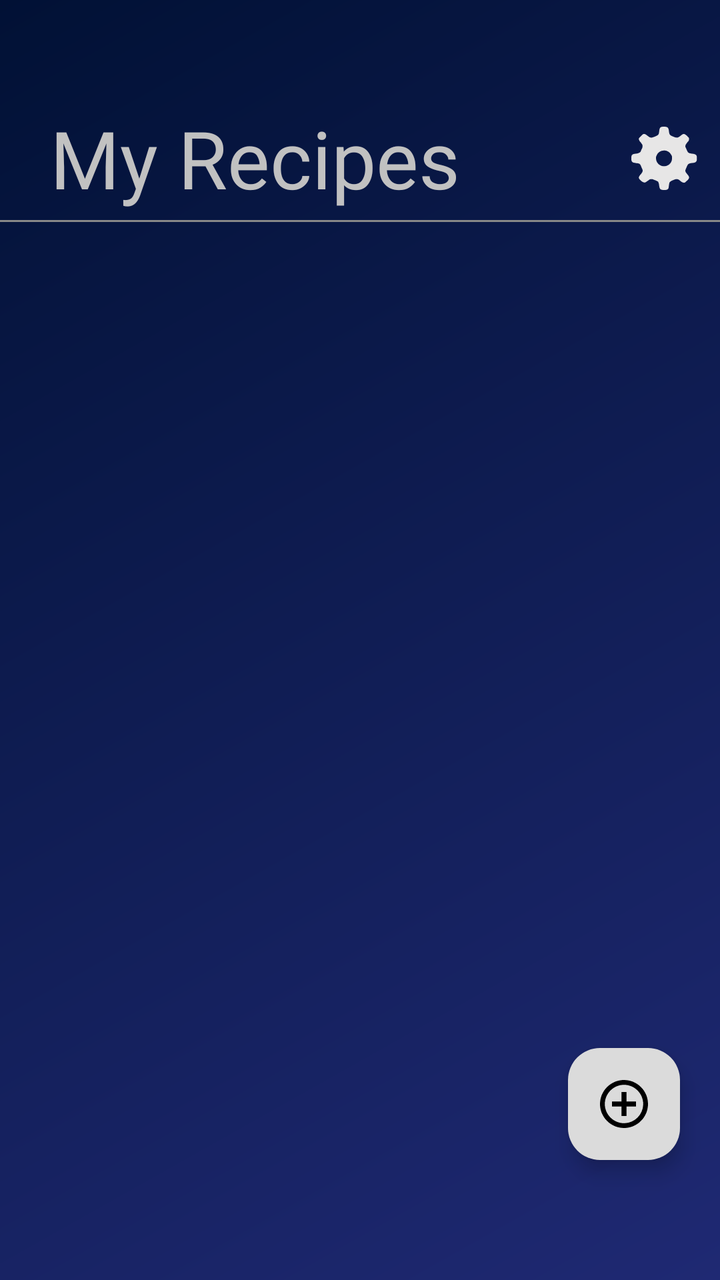
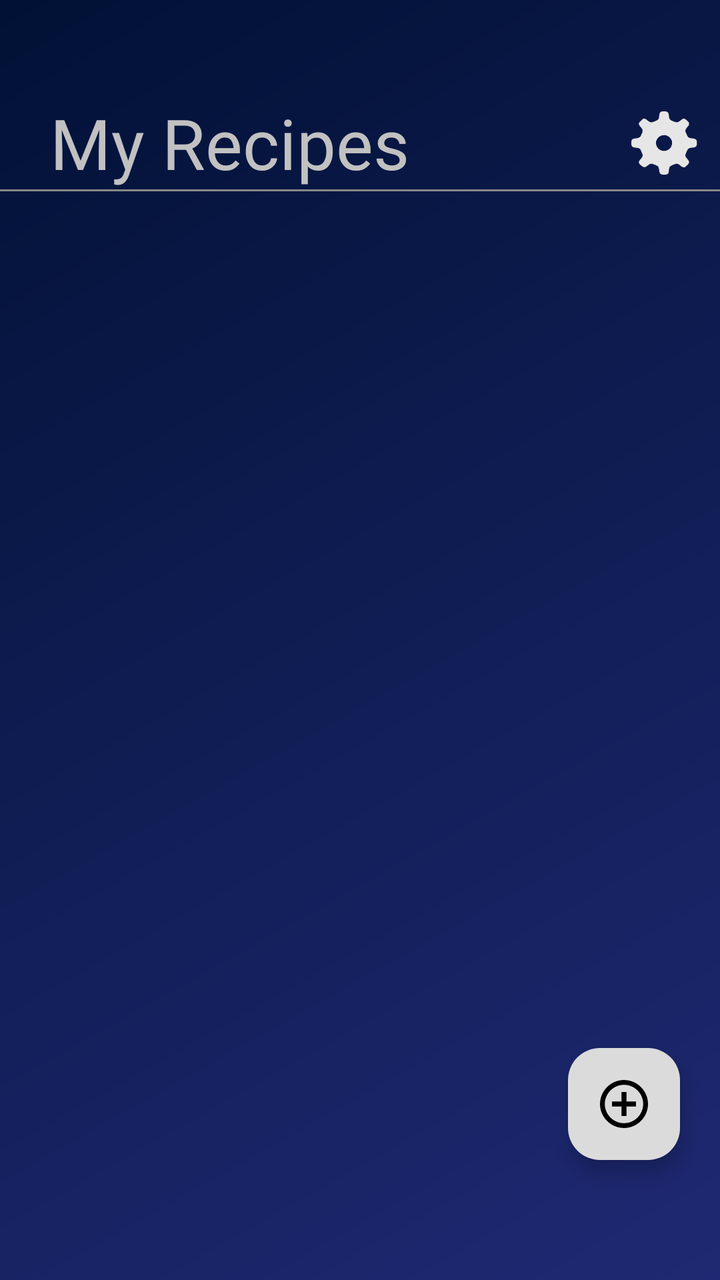

Compare the two renders of this Android layout. The source of the first and the diff that turns it into the second are given below.
<!-- AndroidManifest.xml: application theme Theme.Recipe -->
<!-- res/layout/activity_main.xml -->
<?xml version="1.0" encoding="utf-8"?>
<androidx.constraintlayout.widget.ConstraintLayout xmlns:android="http://schemas.android.com/apk/res/android"
    xmlns:app="http://schemas.android.com/apk/res-auto"
    xmlns:tools="http://schemas.android.com/tools"
    android:id="@+id/main"
    android:layout_width="match_parent"
    android:layout_height="match_parent"
    android:adjustViewBounds="true"
    android:background="@drawable/my_background"
    android:scaleType="centerCrop"
    tools:context=".activities.MainActivity">


    

    <TextView
        android:id="@+id/main_RecipeTextView"
        android:layout_width="0dp"
        android:layout_height="62dp"
        android:layout_marginTop="48dp"
        android:layout_marginStart="25dp"
        android:layout_marginEnd="8dp"
        android:fontFamily="@font/open_sans_bold"
        android:gravity="start|center_vertical"
        android:text="@string/text_my_recipes"
        android:textColor="@color/my_text_view_back"
        android:textSize="40sp"
        app:layout_constraintStart_toStartOf="parent"
        app:layout_constraintTop_toTopOf="parent"
        app:layout_constraintEnd_toStartOf="@+id/SettingButton" />

    <ImageView
        android:id="@+id/SettingButton"
        android:layout_width="40dp"
        android:layout_height="35dp"
        android:scaleType="fitXY"
        android:src="@drawable/setting"
        android:layout_marginEnd="8dp"
        app:layout_constraintEnd_toEndOf="parent"
        app:layout_constraintTop_toTopOf="@+id/main_RecipeTextView"
        app:layout_constraintBottom_toBottomOf="@+id/main_RecipeTextView" />

    <View
        android:id="@+id/lineUnderText"
        android:layout_width="match_parent"
        android:layout_height="1dp"
        android:background="#888888"
        app:layout_constraintTop_toBottomOf="@id/main_RecipeTextView"
        app:layout_constraintStart_toStartOf="parent"
        app:layout_constraintEnd_toEndOf="parent"/>


    
    <androidx.recyclerview.widget.RecyclerView
        android:id="@+id/RecyclerViewRecipes"
        android:layout_width="match_parent"
        android:layout_height="0dp"
        android:layout_marginBottom="30dp"
        app:layoutManager="androidx.recyclerview.widget.LinearLayoutManager"
        app:layout_constraintBottom_toBottomOf="parent"
        app:layout_constraintEnd_toEndOf="parent"
        app:layout_constraintStart_toStartOf="parent"
        app:layout_constraintTop_toBottomOf="@id/lineUnderText"
        tools:listitem="@layout/recipes_item" />

    
    <com.google.android.material.floatingactionbutton.FloatingActionButton
        android:id="@+id/floatingActionButton"
        android:layout_width="wrap_content"
        android:layout_height="wrap_content"
        android:layout_marginEnd="20dp"
        android:layout_marginBottom="60dp"
        android:clickable="true"
        android:contentDescription="@string/app_name"
        app:layout_constraintBottom_toBottomOf="parent"
        app:layout_constraintEnd_toEndOf="parent"
        app:backgroundTint="@color/background_floatingButton"
        app:srcCompat="@drawable/ic_add_recipe"
        app:tint="@color/black" />

</androidx.constraintlayout.widget.ConstraintLayout>
<!-- res/layout/recipes_item.xml (included above) -->
<?xml version="1.0" encoding="utf-8"?>
<androidx.constraintlayout.widget.ConstraintLayout xmlns:android="http://schemas.android.com/apk/res/android"
    xmlns:app="http://schemas.android.com/apk/res-auto"
    android:layout_width="match_parent"
    android:layout_height="wrap_content"
    android:layout_marginTop="20dp">

    
    <androidx.cardview.widget.CardView
        android:id="@+id/CardViewRecipe"
        android:layout_width="wrap_content"
        android:layout_height="wrap_content"
        app:cardBackgroundColor="@android:color/transparent"
        app:cardElevation="3dp"
        app:cardCornerRadius="12dp"
        app:cardUseCompatPadding="true"
        app:layout_constraintTop_toTopOf="parent"
        app:layout_constraintBottom_toBottomOf="parent"
        app:layout_constraintStart_toStartOf="parent"
        app:layout_constraintEnd_toEndOf="parent">

        
        <androidx.constraintlayout.widget.ConstraintLayout
            android:id="@+id/recipeCard"
            android:layout_width="360dp"
            android:layout_height="110dp"
            android:background="@drawable/textview_border"
            android:padding="8dp">

            
            <com.google.android.material.imageview.ShapeableImageView
                android:id="@+id/RecipeImageView"
                android:layout_width="120dp"
                android:layout_height="95dp"
                android:layout_marginStart="3dp"
                android:scaleType="centerCrop"
                android:src="@drawable/steak"
                android:padding="@dimen/padding_small"
                app:shapeAppearanceOverlay="@style/RoundedImageStyle"
                app:layout_constraintStart_toStartOf="parent"
                app:layout_constraintTop_toTopOf="parent"
                app:layout_constraintBottom_toBottomOf="parent"/>

            
            <LinearLayout
                android:id="@+id/contentLayout"
                android:layout_width="0dp"
                android:layout_height="wrap_content"
                android:orientation="vertical"
                android:minWidth="100dp"
                android:minHeight="80dp"
                android:layout_marginEnd="20dp"
                android:layout_marginStart="8dp"
                app:layout_constraintStart_toEndOf="@id/RecipeImageView"
                app:layout_constraintTop_toTopOf="parent"
                app:layout_constraintBottom_toBottomOf="parent"
                app:layout_constraintEnd_toEndOf="parent">

                <TextView
                    android:id="@+id/recipeTitle"
                    android:layout_width="match_parent"
                    android:layout_height="wrap_content"
                    android:layout_marginStart="10dp"
                    android:ellipsize="end"
                    android:gravity="start"
                    android:paddingTop="4dp"
                    android:paddingBottom="2dp"
                    android:scrollHorizontally="false"
                    android:singleLine="true"
                    android:text="Meat patties"
                    android:textColor="@android:color/white"
                    android:textSize="18sp"
                    android:textStyle="bold" />

                
                <LinearLayout
                    android:layout_width="wrap_content"
                    android:layout_height="wrap_content"
                    android:orientation="horizontal"
                    android:gravity="center_horizontal">

                    <TextView
                        android:id="@+id/ingredientsLabel"
                        android:layout_width="wrap_content"
                        android:layout_height="wrap_content"
                        android:gravity="left"
                        android:layout_marginStart="10dp"
                        android:text="Ingredients:"
                        android:textColor="@android:color/white"
                        android:textSize="12sp"
                        android:paddingEnd="4dp"/>

                    <TextView
                        android:id="@+id/ingredientsCount"
                        android:layout_width="wrap_content"
                        android:layout_height="wrap_content"
                        android:text="0"
                        android:textColor="@color/my_count_ingredients"
                        android:textSize="12sp"
                        android:fontFamily="sans-serif-medium"/>
                </LinearLayout>
            </LinearLayout>
        </androidx.constraintlayout.widget.ConstraintLayout>
    </androidx.cardview.widget.CardView>

</androidx.constraintlayout.widget.ConstraintLayout>
<!-- resources referenced by this layout -->
<resources>
  <color name="background_floatingButton">#DBDBDB</color>
  <color name="black">#FF000000</color>
  <color name="my_count_ingredients">#0ABD02</color>
  <color name="my_text_view_back">#C1C1C1</color>
  <dimen name="padding_small">4dp</dimen>
  <!-- drawable ic_add_recipe (drawable) -->
  <vector xmlns:android="http://schemas.android.com/apk/res/android"
      android:width="512dp"
      android:height="512dp"
      android:viewportWidth="512"
      android:viewportHeight="512">
    <path
        android:pathData="M233,1c-19.9,1.8 -46.4,7.8 -64.9,14.6 -23.7,8.8 -52.9,25.4 -72.7,41.4 -10.1,8.2 -30.2,28.3 -38.4,38.4 -16,19.8 -32.6,49 -41.4,72.7 -12.4,33.6 -17.8,74.2 -14.6,109.7 1.9,21.6 7.6,47 14.6,66.1 8.8,23.7 25.4,52.9 41.4,72.7 8.2,10.1 28.3,30.2 38.4,38.4 19.8,16 49,32.6 72.7,41.4 33.6,12.4 74.2,17.8 109.7,14.6 21.6,-1.9 47,-7.6 66.1,-14.6 23.7,-8.8 52.9,-25.4 72.7,-41.4 10.1,-8.2 30.2,-28.3 38.4,-38.4 16,-19.8 32.6,-49 41.4,-72.7 7,-19.1 12.7,-44.5 14.6,-66.1 3.2,-35.5 -2.2,-76.1 -14.6,-109.7 -8.8,-23.7 -25.4,-52.9 -41.4,-72.7 -8.2,-10.1 -28.3,-30.2 -38.4,-38.4 -19.8,-16 -49,-32.6 -72.7,-41.4 -33.7,-12.4 -74.7,-17.8 -110.9,-14.6zM273.5,52c48.6,4.6 92.4,25.1 126.9,59.6 67.5,67.6 79.6,169.9 29.8,251.4 -15.7,25.7 -41.5,51.5 -67.2,67.2 -54.4,33.3 -118.8,39.7 -177.8,17.6 -27.9,-10.4 -52.3,-26.2 -73.6,-47.4 -62.5,-62.6 -78.1,-156.4 -39,-234.7 37.8,-75.7 118.5,-121.4 200.9,-113.7z"
        android:fillColor="#000000"
        android:strokeColor="#00000000"/>
    <path
        android:pathData="M230,179l0,51 -51,-0 -51,-0 0,26 0,26 51,-0 51,-0 0,51 0,51 26,-0 26,-0 0,-51 0,-51 51,-0 51,-0 0,-26 0,-26 -51,-0 -51,-0 0,-51 0,-51 -26,-0 -26,-0 0,51z"
        android:fillColor="#000000"
        android:strokeColor="#00000000"/>
  </vector>
  <!-- drawable my_background (drawable) -->
  <shape xmlns:android="http://schemas.android.com/apk/res/android"
      android:shape="rectangle">
  
  
      <gradient
          android:type="linear"
          android:startColor="#011135"
          android:endColor="#1F2973"
          android:angle="315" />
  
      <size
          android:width="1080dp"
          android:height="1920dp" />
  </shape>
  <!-- drawable setting: vector/xml drawable (drawable, 7492 chars, omitted) -->
  <!-- drawable steak: png bitmap (drawable, 103174 bytes) -->
  <!-- drawable textview_border (drawable) -->
  <?xml version="1.0" encoding="utf-8"?>
  <shape xmlns:android="http://schemas.android.com/apk/res/android"
      android:shape="rectangle">
  
      
      <solid android:color="#22388E" />
  
      
  
  
      
      <corners android:radius="10dp" />
  </shape>
  <string name="app_name">Recipe</string>
  <string name="text_my_recipes">My Recipes</string>
  <style name="RoundedImageStyle">
          
          <item name="cornerFamily">rounded</item>
          
          <item name="cornerSize">12dp</item>
          
          <item name="strokeColor">@android:color/darker_gray</item>
          <item name="strokeWidth">2dp</item>
      </style>
  <style name="Theme.Recipe" parent="Base.Theme.Recipe" />
  <style name="Base.Theme.Recipe" parent="Theme.Material3.DayNight.NoActionBar">
          
          
      </style>
</resources>

<!-- the commit's change to res/layout/activity_main.xml (unified diff, before → after) -->
@@ -15,8 +15,9 @@
 
     <TextView
         android:id="@+id/main_RecipeTextView"
-        android:layout_width="0dp"
-        android:layout_height="62dp"
+        android:layout_width="wrap_content"
+        android:layout_height="wrap_content"
+        android:maxWidth="300dp"
         android:layout_marginTop="48dp"
         android:layout_marginStart="25dp"
         android:layout_marginEnd="8dp"
@@ -24,10 +25,9 @@
         android:gravity="start|center_vertical"
         android:text="@string/text_my_recipes"
         android:textColor="@color/my_text_view_back"
-        android:textSize="40sp"
+        android:textSize="35sp"
         app:layout_constraintStart_toStartOf="parent"
-        app:layout_constraintTop_toTopOf="parent"
-        app:layout_constraintEnd_toStartOf="@+id/SettingButton" />
+        app:layout_constraintTop_toTopOf="parent"/>
 
     <ImageView
         android:id="@+id/SettingButton"
